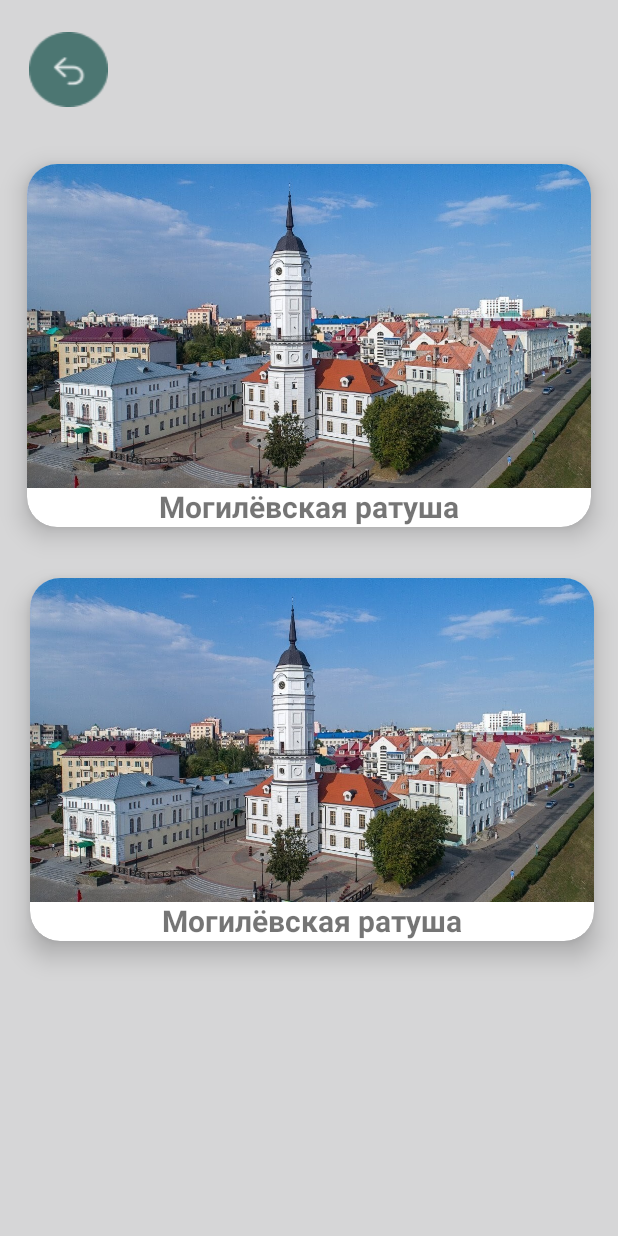
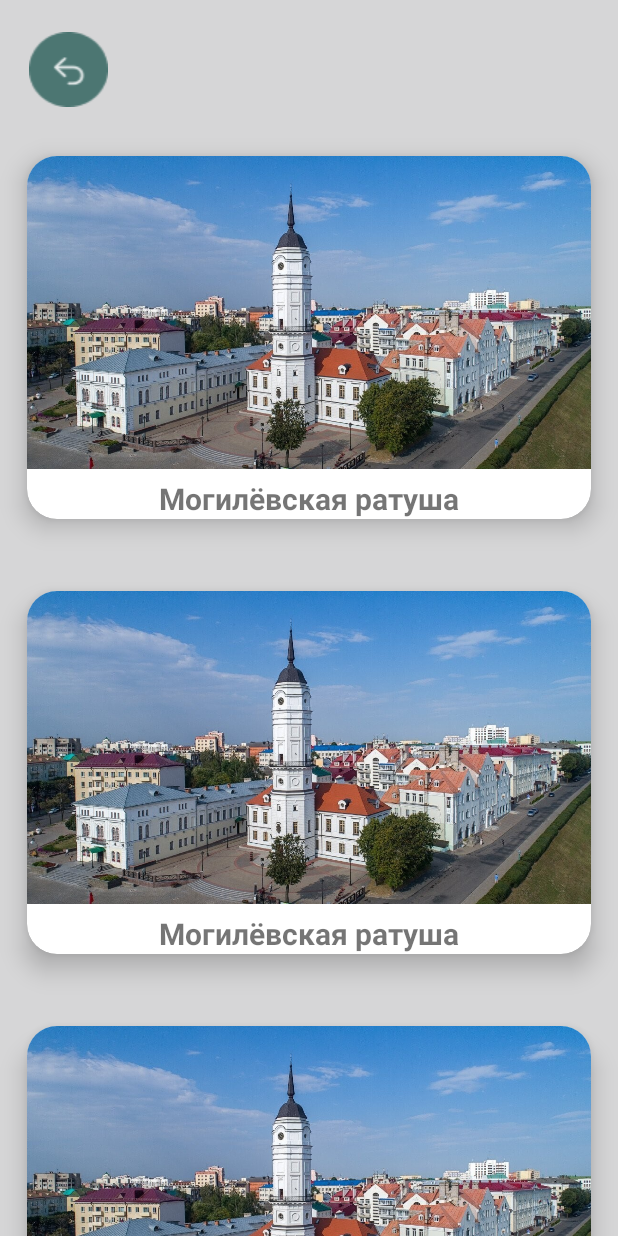
Before and after one commit to Dimalipay/Attraction, an Android app: the GameLevels screen opened directly, with no data from a screen before it, on a phone screen of 412 x 824 dp. Run offline under Robolectric (Android 15) with nearby library versions, the phone set to English and light mode, and no system bars.

Commit message:
RecyclerView work

```diff
--- a/app/build.gradle
+++ b/app/build.gradle
@@ -42,4 +42,5 @@ dependencies {
     androidTestImplementation 'androidx.test.ext:junit:1.1.3'
     androidTestImplementation 'androidx.test.espresso:espresso-core:3.4.0'
     implementation 'com.google.android.material:material:1.7.0'
+    implementation 'androidx.recyclerview:recyclerview:1.2.1'
 }
--- a/app/src/main/java/com/example/attraction/GameLevels.java
+++ b/app/src/main/java/com/example/attraction/GameLevels.java
@@ -1,11 +1,13 @@
 package com.example.attraction;
 
+import android.annotation.SuppressLint;
 import android.app.Dialog;
 import android.content.Intent;
 import android.content.SharedPreferences;
 import android.graphics.Color;
 import android.graphics.drawable.ColorDrawable;
 import android.os.Bundle;
+import android.view.LayoutInflater;
 import android.view.MenuItem;
 import android.view.View;
 import android.view.Window;
@@ -18,25 +20,49 @@ import android.widget.PopupMenu;
 import android.widget.TextView;
 import android.widget.Toast;
 import android.view.MenuItem;
+import androidx.appcompat.app.AppCompatActivity;
+import androidx.recyclerview.widget.LinearLayoutManager;
+import androidx.recyclerview.widget.RecyclerView;
+import java.util.ArrayList;
 
 
 import androidx.annotation.NonNull;
 import androidx.appcompat.app.AppCompatActivity;
+import androidx.recyclerview.widget.LinearLayoutManager;
 
 public class GameLevels extends AppCompatActivity {
 
+    RecyclerView recyclerView;
+    ArrayList<Model> arrayList = new ArrayList<>();
 
+    @SuppressLint("MissingInflatedId")
     @Override
     protected void onCreate(Bundle savedInstanceState) {
         super.onCreate(savedInstanceState);
         setContentView(R.layout.gamelavels);
 
-
         Window w = getWindow();
         w.setFlags(WindowManager.LayoutParams.FLAG_FULLSCREEN, WindowManager.LayoutParams.FLAG_FULLSCREEN);
 
+        recyclerView = findViewById(R.id.recycelrView);
+        recyclerView.setLayoutManager(new LinearLayoutManager(this));
 
-        Button button_back = (Button) findViewById(R.id.button_back);
+        arrayList.add(new Model(R.drawable.ratusha, "Могилёвская ратуша"));
+        arrayList.add(new Model(R.drawable.ratusha, "Могилёвская ратуша"));
+        arrayList.add(new Model(R.drawable.ratusha, "Могилёвская ратуша"));
+        arrayList.add(new Model(R.drawable.ratusha, "Могилёвская ратуша"));
+        arrayList.add(new Model(R.drawable.ratusha, "Могилёвская ратуша"));
+        arrayList.add(new Model(R.drawable.ratusha, "Могилёвская ратуша"));
+        arrayList.add(new Model(R.drawable.ratusha, "Могилёвская ратуша"));
+        arrayList.add(new Model(R.drawable.ratusha, "Могилёвская ратуша"));
+        arrayList.add(new Model(R.drawable.ratusha, "Могилёвская ратуша"));
+        arrayList.add(new Model(R.drawable.ratusha, "Могилёвская ратуша"));
+
+        ModelRecycelrView modelRecycelrView = new ModelRecycelrView(this, arrayList);
+        recyclerView.setAdapter(modelRecycelrView);
+
+
+       Button button_back = (Button) findViewById(R.id.button_back);
         button_back.setOnClickListener(new View.OnClickListener() {
             @Override
             public void onClick(View view) {
--- /dev/null
+++ b/app/src/main/java/com/example/attraction/Model.java
@@ -0,0 +1,28 @@
+package com.example.attraction;
+
+public class Model {
+
+    int image;
+    String name;
+
+    public Model(int image, String name){
+        this.image = image;
+        this.name = name;
+    }
+
+    public int getImage() {
+        return image;
+    }
+
+    public void setImage(int image) {
+        this.image = image;
+    }
+
+    public String getName() {
+        return name;
+    }
+
+    public void setName(String name) {
+        this.name = name;
+    }
+}
--- /dev/null
+++ b/app/src/main/java/com/example/attraction/ModelRecycelrView.java
@@ -0,0 +1,74 @@
+package com.example.attraction;
+
+import android.content.Context;
+import android.content.Intent;
+import android.view.LayoutInflater;
+import android.view.View;
+import android.view.ViewGroup;
+import android.widget.ImageView;
+import android.widget.TextView;
+import android.widget.Toast;
+
+import androidx.annotation.NonNull;
+import androidx.cardview.widget.CardView;
+import androidx.recyclerview.widget.RecyclerView;
+
+import java.util.ArrayList;
+
+public class ModelRecycelrView extends RecyclerView.Adapter<ModelRecycelrView.ViewHolder> {
+
+    Context context;
+    ArrayList<Model> arrayList = new ArrayList<>();
+
+    public ModelRecycelrView(Context context, ArrayList<Model> arrayList){
+        this.context = context;
+        this.arrayList = arrayList;
+    }
+
+    @NonNull
+    @Override
+    public ViewHolder onCreateViewHolder(@NonNull ViewGroup parent, int viewType){
+
+        View view = LayoutInflater.from(context).inflate(R.layout.card_view,parent,false);
+        ViewHolder viewHolder = new ViewHolder(view);
+
+        return viewHolder;
+    }
+
+    @Override
+    public void onBindViewHolder(@NonNull ViewHolder holder, int position) {
+        holder.imageView.setImageResource(arrayList.get(position).getImage());
+        holder.textView.setText(arrayList.get(position).getName());
+        holder.cardView.setOnClickListener(new View.OnClickListener() {
+            @Override
+            public void onClick(View view) {
+                Toast.makeText(context, "Name"+position, Toast.LENGTH_LONG).show();
+
+                Intent intent = new Intent(context, MainActivity2.class);
+                intent.putExtra("Image", arrayList.get(position).getImage());
+                intent.putExtra("Name", arrayList.get(position).getName());
+                context.startActivity(intent);
+            }
+        });
+    }
+
+    @Override
+    public int getItemCount(){
+        return arrayList.size();
+    }
+
+    public class ViewHolder extends RecyclerView.ViewHolder {
+
+        ImageView imageView;
+        TextView textView;
+        CardView cardView;
+
+        public ViewHolder(@NonNull View itemView) {
+            super(itemView);
+
+            imageView = itemView.findViewById(R.id.CardImage);
+            textView = itemView.findViewById(R.id.CardName);
+            cardView = itemView.findViewById(R.id.CardView);
+        }
+    }
+}
--- /dev/null
+++ b/app/src/main/res/layout/card_view.xml
@@ -0,0 +1,39 @@
+<?xml version="1.0" encoding="utf-8"?>
+<androidx.cardview.widget.CardView xmlns:android="http://schemas.android.com/apk/res/android"
+    android:layout_width="match_parent"
+    android:layout_height="290dp"
+    android:id="@+id/CardView"
+    xmlns:app="http://schemas.android.com/apk/res-auto"
+    android:layout_alignParentStart="true"
+    android:layout_alignParentTop="true"
+    android:layout_alignParentEnd="true"
+    android:layout_marginStart="0dp"
+    android:layout_marginEnd="0dp"
+    app:cardCornerRadius="20dp"
+    app:cardElevation="10dp"
+    app:cardMaxElevation="12dp"
+    app:cardPreventCornerOverlap="true"
+    app:cardUseCompatPadding="true">
+
+    <ImageView
+        android:id="@+id/CardImage"
+        android:layout_width="420dp"
+        android:layout_height="230dp"
+        android:layout_gravity="center"
+        android:layout_marginStart="10dp"
+        android:layout_marginEnd="10dp"
+        android:layout_marginBottom="20dp"
+        android:contentDescription="@string/app_name"
+        android:src="@drawable/ratusha" />
+
+    <TextView
+        android:id="@+id/CardName"
+        android:layout_width="wrap_content"
+        android:layout_height="wrap_content"
+        android:layout_gravity="bottom|center_horizontal"
+        android:layout_marginTop="40dp"
+        android:text="@string/attraction_1"
+        android:textSize="20sp"
+        android:textStyle="bold" />
+
+</androidx.cardview.widget.CardView>
--- a/app/src/main/res/layout/gamelavels.xml
+++ b/app/src/main/res/layout/gamelavels.xml
@@ -3,7 +3,7 @@
     xmlns:app="http://schemas.android.com/apk/res-auto"
     android:layout_width="match_parent"
     android:layout_height="wrap_content"
-    android:orientation="horizontal">
+    android:orientation="vertical">
 
     <ImageView
         android:id="@+id/imageView"
@@ -26,80 +26,10 @@
         android:textColor="@color/white"
         app:icon="@drawable/ic_launcher_foreground" />
 
-    <androidx.cardview.widget.CardView
+    <androidx.recyclerview.widget.RecyclerView
         android:layout_width="match_parent"
-        android:layout_height="290dp"
-        android:layout_alignParentStart="true"
-        android:layout_alignParentTop="true"
-        android:layout_alignParentEnd="true"
-        android:layout_marginStart="0dp"
-        android:layout_marginTop="85dp"
-        android:layout_marginEnd="0dp"
-        app:cardBackgroundColor="@color/white"
-        app:cardCornerRadius="20dp"
-        app:cardElevation="10dp"
-        app:cardMaxElevation="12dp"
-        app:cardPreventCornerOverlap="true"
-        app:cardUseCompatPadding="true">
-
-        <ImageView
-            android:id="@+id/img"
-            android:layout_width="520dp"
-            android:layout_height="230dp"
-            android:layout_gravity="center"
-            android:layout_marginStart="10dp"
-            android:layout_marginEnd="10dp"
-            android:layout_marginBottom="20dp"
-            android:contentDescription="@string/app_name"
-            android:src="@drawable/ratusha" />
-
-        <TextView
-            android:layout_width="wrap_content"
-            android:layout_height="wrap_content"
-            android:layout_gravity="bottom|center_horizontal"
-            android:layout_marginTop="40dp"
-            android:text="@string/attraction_1"
-            android:textSize="20sp"
-            android:textStyle="bold" />
-
-    </androidx.cardview.widget.CardView>
-
-    <androidx.cardview.widget.CardView
-        android:layout_width="match_parent"
-        android:layout_height="290dp"
-        android:layout_alignParentStart="true"
-        android:layout_alignParentTop="true"
-        android:layout_alignParentEnd="true"
-        android:layout_marginStart="2dp"
-        android:layout_marginTop="361dp"
-        android:layout_marginEnd="-2dp"
-        app:cardBackgroundColor="@color/white"
-        app:cardCornerRadius="20dp"
-        app:cardElevation="10dp"
-        app:cardMaxElevation="12dp"
-        app:cardPreventCornerOverlap="true"
-        app:cardUseCompatPadding="true">
-
-        <ImageView
-            android:id="@+id/img_1"
-            android:layout_width="520dp"
-            android:layout_height="230dp"
-            android:layout_gravity="center"
-            android:layout_marginStart="10dp"
-            android:layout_marginEnd="10dp"
-            android:layout_marginBottom="20dp"
-            android:contentDescription="@string/app_name"
-            android:src="@drawable/ratusha" />
-
-        <TextView
-            android:layout_width="wrap_content"
-            android:layout_height="wrap_content"
-            android:layout_gravity="bottom|center_horizontal"
-            android:layout_marginTop="40dp"
-            android:text="@string/attraction_1"
-            android:textSize="20sp"
-            android:textStyle="bold" />
-
-    </androidx.cardview.widget.CardView>
+        android:layout_height="wrap_content"
+        android:paddingTop="80dp"
+        android:id="@+id/recycelrView"/>
 
 </RelativeLayout>
--- a/app/src/main/res/values/strings.xml
+++ b/app/src/main/res/values/strings.xml
@@ -9,7 +9,10 @@
     <string name="button1">Достопримечательности</string>
     <string name="quiz">Викторина</string>
     <string name="title_name">Моя земля приднепровье</string>
+    <string name="kratk_info">Краткая информация</string>
+    <string name="legend">Легенда</string>
 
     <string name="attraction_1">Могилёвская ратуша</string>
-    <string name="attraction_2">Статуя бобра</string>
+    <string name="attraction_1_kr">тут должны быть краткая информация</string>
+    <string name="attraction_1_leg">тут должна быть легенда</string>
 </resources>
--- a/settings.gradle
+++ b/settings.gradle
@@ -10,6 +10,8 @@ dependencyResolutionManagement {
     repositories {
         google()
         mavenCentral()
+
+        maven { url "https://jitpack.io" }
     }
 }
 rootProject.name = "Attraction"
```
Also changed, not shown: app/src/main/AndroidManifest.xml (+17 -9 lines), app/src/main/java/com/example/attraction/MainActivity2.java (added, +30 -0 lines), app/src/main/res/layout/activity_main2.xml (added, +56 -0 lines).
